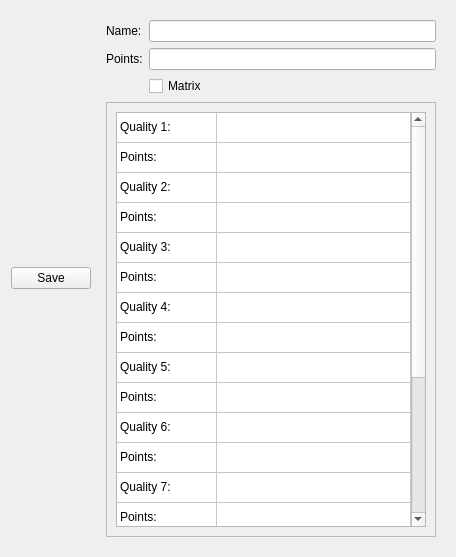
Before: the Qt Designer form GUI/rubrics.ui in Laucksy/CS-205-Project, drawn with Qt 5.
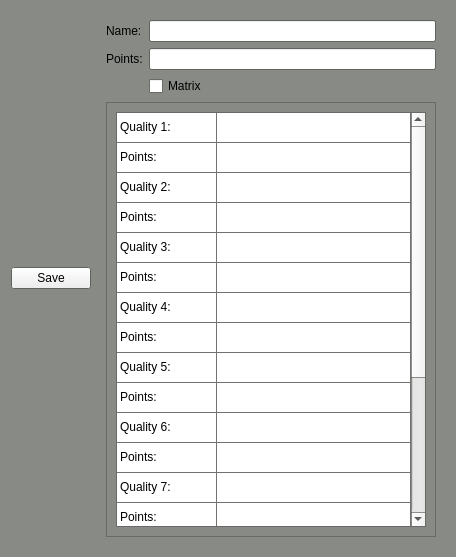
After: the same form once the commit is applied.

Commit message: Fixed GUI colors and deleting feedback

Diff of the .ui file:
```diff
--- a/GUI/rubrics.ui
+++ b/GUI/rubrics.ui
@@ -16,6 +16,70 @@
     <verstretch>0</verstretch>
    </sizepolicy>
   </property>
+  <property name="palette">
+   <palette>
+    <active>
+     <colorrole role="Base">
+      <brush brushstyle="SolidPattern">
+       <color alpha="255">
+        <red>255</red>
+        <green>255</green>
+        <blue>255</blue>
+       </color>
+      </brush>
+     </colorrole>
+     <colorrole role="Window">
+      <brush brushstyle="SolidPattern">
+       <color alpha="255">
+        <red>136</red>
+        <green>138</green>
+        <blue>133</blue>
+       </color>
+      </brush>
+     </colorrole>
+    </active>
+    <inactive>
+     <colorrole role="Base">
+      <brush brushstyle="SolidPattern">
+       <color alpha="255">
+        <red>255</red>
+        <green>255</green>
+        <blue>255</blue>
+       </color>
+      </brush>
+     </colorrole>
+     <colorrole role="Window">
+      <brush brushstyle="SolidPattern">
+       <color alpha="255">
+        <red>136</red>
+        <green>138</green>
+        <blue>133</blue>
+       </color>
+      </brush>
+     </colorrole>
+    </inactive>
+    <disabled>
+     <colorrole role="Base">
+      <brush brushstyle="SolidPattern">
+       <color alpha="255">
+        <red>136</red>
+        <green>138</green>
+        <blue>133</blue>
+       </color>
+      </brush>
+     </colorrole>
+     <colorrole role="Window">
+      <brush brushstyle="SolidPattern">
+       <color alpha="255">
+        <red>136</red>
+        <green>138</green>
+        <blue>133</blue>
+       </color>
+      </brush>
+     </colorrole>
+    </disabled>
+   </palette>
+  </property>
   <property name="windowTitle">
    <string>Rubrics</string>
   </property>
@@ -62,8 +126,8 @@
           <rect>
            <x>0</x>
            <y>0</y>
-           <width>336</width>
-           <height>422</height>
+           <width>332</width>
+           <height>428</height>
           </rect>
          </property>
          <layout class="QVBoxLayout" name="verticalLayout_2">
```
The commit also changes 22 other files.
